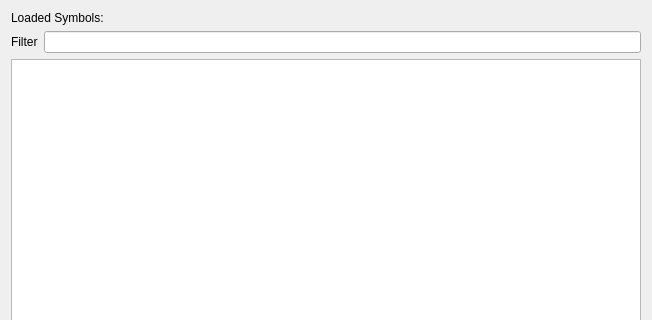
Above: plugins/SymbolViewer/DialogSymbolViewer.ui from eteran/edb-debugger before the change; both pictures show x 0 to 652 and y 0 to 320 of the 652 by 521 pixel window. Below: the same form after it.
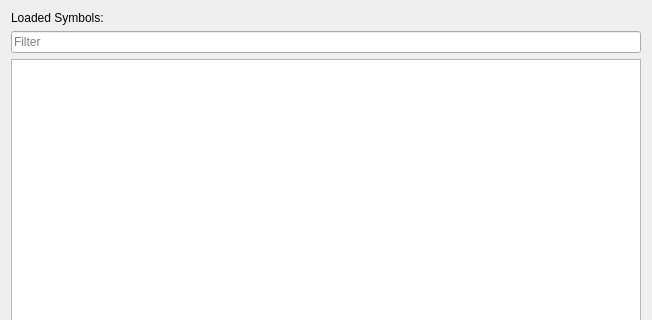
That is the form after the change. Icons and pictures are not drawn.

Commit message: using placeholder text instead of labels, creates a cleaner UI look and has been available since Qt 4.7

```diff
--- a/plugins/SymbolViewer/DialogSymbolViewer.ui
+++ b/plugins/SymbolViewer/DialogSymbolViewer.ui
@@ -14,25 +14,22 @@
   <property name="windowTitle">
    <string>Symbols</string>
   </property>
-  <layout class="QGridLayout" name="gridLayout">
-   <item row="0" column="0" colspan="2">
+  <layout class="QVBoxLayout" name="verticalLayout">
+   <item>
     <widget class="QLabel" name="label">
      <property name="text">
       <string>Loaded Symbols:</string>
      </property>
     </widget>
    </item>
-   <item row="1" column="0">
-    <widget class="QLabel" name="label_2">
-     <property name="text">
+   <item>
+    <widget class="QLineEdit" name="txtSearch">
+     <property name="placeholderText">
       <string>Filter</string>
      </property>
     </widget>
    </item>
-   <item row="1" column="1">
-    <widget class="QLineEdit" name="txtSearch"/>
-   </item>
-   <item row="2" column="0" colspan="2">
+   <item>
     <widget class="QListView" name="listView">
      <property name="font">
       <font>
@@ -50,7 +47,7 @@
      </property>
     </widget>
    </item>
-   <item row="3" column="0" colspan="2">
+   <item>
     <layout class="QHBoxLayout">
      <property name="spacing">
       <number>6</number>
```
Left out of the diff: 9 changed lines with no effect on the pictures. The commit also changes 9 other files.
